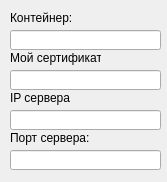
The window that SettingsWindow.ui (aemarkov/study-BChat) describes before a commit, drawn with Qt 5.
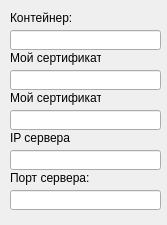
The same window after the commit.

The edit to the form file:
```diff
--- a/SettingsWindow.ui
+++ b/SettingsWindow.ui
@@ -7,7 +7,7 @@
     <x>0</x>
     <y>0</y>
     <width>167</width>
-    <height>182</height>
+    <height>225</height>
    </rect>
   </property>
   <property name="windowTitle">
@@ -63,7 +63,7 @@
    <property name="geometry">
     <rect>
      <x>10</x>
-     <y>90</y>
+     <y>130</y>
      <width>61</width>
      <height>16</height>
     </rect>
@@ -76,7 +76,7 @@
    <property name="geometry">
     <rect>
      <x>10</x>
-     <y>130</y>
+     <y>170</y>
      <width>91</width>
      <height>16</height>
     </rect>
@@ -89,22 +89,45 @@
    <property name="geometry">
     <rect>
      <x>10</x>
-     <y>110</y>
-     <width>151</width>
-     <height>20</height>
-    </rect>
-   </property>
-  </widget>
-  <widget class="QLineEdit" name="txtMyCert_2">
-   <property name="geometry">
-    <rect>
-     <x>10</x>
      <y>150</y>
      <width>151</width>
      <height>20</height>
     </rect>
    </property>
   </widget>
+  <widget class="QLineEdit" name="txtMyCert_2">
+   <property name="geometry">
+    <rect>
+     <x>10</x>
+     <y>190</y>
+     <width>151</width>
+     <height>20</height>
+    </rect>
+   </property>
+  </widget>
+  <widget class="QLabel" name="label_5">
+   <property name="geometry">
+    <rect>
+     <x>10</x>
+     <y>90</y>
+     <width>91</width>
+     <height>16</height>
+    </rect>
+   </property>
+   <property name="text">
+    <string>Мой сертификат:</string>
+   </property>
+  </widget>
+  <widget class="QLineEdit" name="txtInterlocutorCert">
+   <property name="geometry">
+    <rect>
+     <x>10</x>
+     <y>110</y>
+     <width>151</width>
+     <height>20</height>
+    </rect>
+   </property>
+  </widget>
  </widget>
  <layoutdefault spacing="6" margin="11"/>
  <resources/>
```
